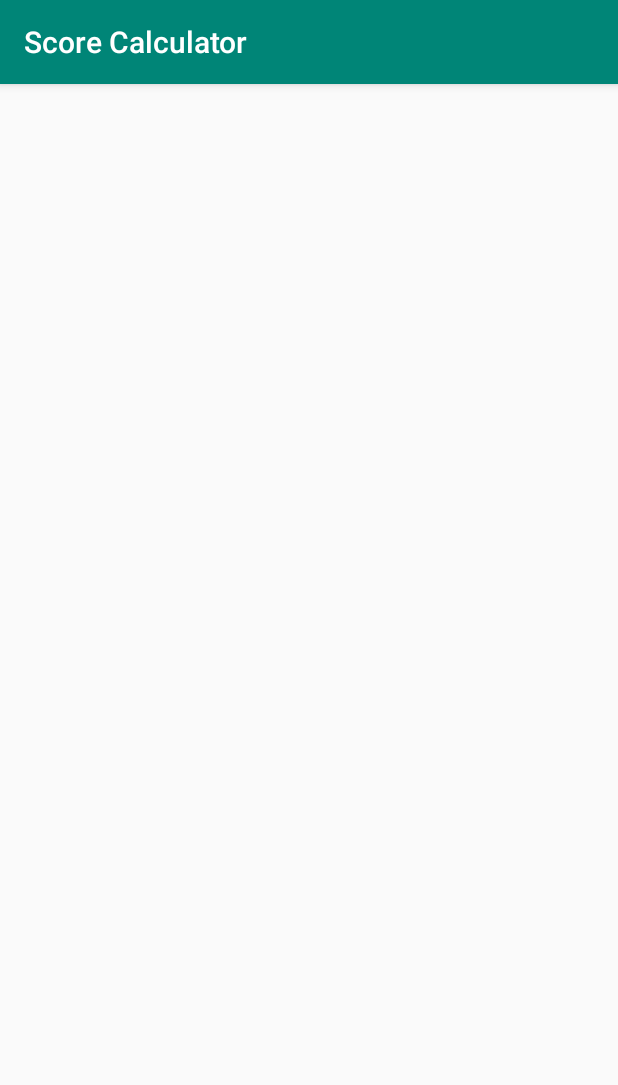
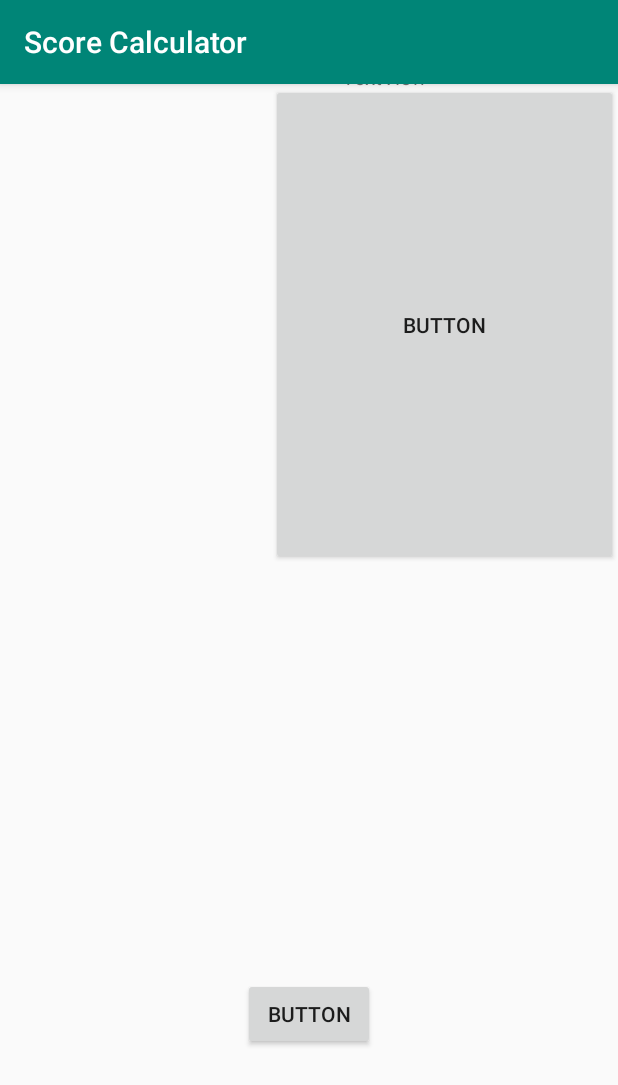
Before and after one commit to abdulwaheedandroid/Score-Calculator, an Android app: the screen it shows after launch (SplashActivity before the commit, MainActivity after it), on a phone screen of 412 x 824 dp. Shown: the top 1085 px of the screen. Run offline under Robolectric (Android 15) with nearby library versions, the phone set to English and light mode, and no system bars.

Commit message:
Splash Work done

```diff
--- a/app/build.gradle
+++ b/app/build.gradle
@@ -16,6 +16,11 @@ android {
             proguardFiles getDefaultProguardFile('proguard-android-optimize.txt'), 'proguard-rules.pro'
         }
     }
+
+    compileOptions {
+        sourceCompatibility = '1.8'
+        targetCompatibility = '1.8'
+    }
 }
 
 dependencies {
--- a/app/src/main/AndroidManifest.xml
+++ b/app/src/main/AndroidManifest.xml
@@ -16,6 +16,9 @@
                 <category android:name="android.intent.category.LAUNCHER" />
             </intent-filter>
         </activity>
+
+        <activity android:name=".activities.MainActivity"/>
+
     </application>
 
 </manifest>
--- a/app/src/main/java/com/abdulwaheed/scorecalculator/views/activities/BaseActivity.java
+++ b/app/src/main/java/com/abdulwaheed/scorecalculator/views/activities/BaseActivity.java
@@ -1,6 +1,19 @@
 package com.abdulwaheed.scorecalculator.views.activities;
+
+import android.content.Intent;
 
 import androidx.appcompat.app.AppCompatActivity;
 
 public class BaseActivity extends AppCompatActivity {
+
+    protected void navigate(Class<?> activity) {
+        Intent intent = new Intent(this, activity);
+        startActivity(intent);
+    }
+
+    protected void navigate(Class<?> activity, final int flag) {
+        Intent intent = new Intent(this, activity);
+        intent.addFlags(flag);
+        startActivity(intent);
+    }
 }
--- a/app/src/main/java/com/abdulwaheed/scorecalculator/views/activities/SplashActivity.java
+++ b/app/src/main/java/com/abdulwaheed/scorecalculator/views/activities/SplashActivity.java
@@ -1,4 +1,21 @@
 package com.abdulwaheed.scorecalculator.views.activities;
 
+import android.os.Bundle;
+import android.os.Handler;
+
+import androidx.annotation.Nullable;
+
+import com.abdulwaheed.scorecalculator.views.R;
+
 public class SplashActivity extends BaseActivity {
+
+    private final int SPLASH_DISPLAY_LENGTH = 2_000;
+
+    @Override
+    protected void onCreate(@Nullable Bundle savedInstanceState) {
+        super.onCreate(savedInstanceState);
+        setContentView(R.layout.activity_splash);
+
+        new Handler().postDelayed(() -> navigate(MainActivity.class), SPLASH_DISPLAY_LENGTH);
+    }
 }
--- a/app/src/main/res/layout/activity_main.xml
+++ b/app/src/main/res/layout/activity_main.xml
@@ -6,4 +6,71 @@
     android:layout_height="match_parent"
     tools:context=".activities.MainActivity">
 
+    <Button
+        android:id="@+id/button"
+        android:layout_width="wrap_content"
+        android:layout_height="wrap_content"
+        android:layout_marginStart="8dp"
+        android:layout_marginLeft="8dp"
+        android:layout_marginTop="8dp"
+        android:layout_marginEnd="8dp"
+        android:layout_marginRight="8dp"
+        android:text="Button"
+        app:layout_constraintBottom_toBottomOf="parent"
+        app:layout_constraintEnd_toEndOf="parent"
+        app:layout_constraintStart_toStartOf="parent"
+        app:layout_constraintTop_toTopOf="@+id/guideline5"
+        app:layout_constraintVertical_bias="0.676" />
+
+    <TextView
+        android:id="@+id/textView"
+        android:layout_width="60dp"
+        android:layout_height="21dp"
+        android:layout_marginEnd="8dp"
+        android:layout_marginRight="8dp"
+        android:text="TextView"
+        app:layout_constraintBaseline_toBaselineOf="@+id/button2"
+        app:layout_constraintEnd_toEndOf="@+id/button2"
+        app:layout_constraintHorizontal_bias="0.29"
+        app:layout_constraintStart_toStartOf="@+id/button2" />
+
+    <Button
+        android:id="@+id/button2"
+        android:layout_width="0dp"
+        android:layout_height="0dp"
+        android:layout_marginStart="8dp"
+        android:layout_marginLeft="8dp"
+        android:layout_marginBottom="8dp"
+        android:text="Button"
+        app:layout_constraintBottom_toTopOf="@+id/guideline5"
+        app:layout_constraintEnd_toEndOf="parent"
+        app:layout_constraintHorizontal_bias="0.37"
+        app:layout_constraintStart_toStartOf="@+id/guideline4"
+        app:layout_constraintTop_toTopOf="parent"
+        app:layout_constraintVertical_bias="0.24000001" />
+
+    <androidx.constraintlayout.widget.Guideline
+        android:id="@+id/guideline4"
+        android:layout_width="wrap_content"
+        android:layout_height="wrap_content"
+        android:orientation="vertical"
+        app:layout_constraintGuide_begin="173dp" />
+
+    <androidx.constraintlayout.widget.Guideline
+        android:id="@+id/guideline5"
+        android:layout_width="wrap_content"
+        android:layout_height="wrap_content"
+        android:orientation="horizontal"
+        app:layout_constraintGuide_begin="329dp" />
+
+    <androidx.constraintlayout.widget.Group
+        android:id="@+id/group"
+        android:layout_width="wrap_content"
+        android:layout_height="wrap_content" />
+
+    <androidx.constraintlayout.widget.Barrier
+        android:id="@+id/barrier"
+        android:layout_width="wrap_content"
+        android:layout_height="wrap_content"
+        app:barrierDirection="top" />
 </androidx.constraintlayout.widget.ConstraintLayout>
--- /dev/null
+++ b/app/src/main/res/layout/activity_splash.xml
@@ -0,0 +1,8 @@
+<?xml version="1.0" encoding="utf-8"?>
+<androidx.constraintlayout.widget.ConstraintLayout
+    xmlns:android="http://schemas.android.com/apk/res/android"
+    android:layout_width="wrap_content"
+    android:layout_height="wrap_content"
+    android:background="@drawable/splash_image">
+
+</androidx.constraintlayout.widget.ConstraintLayout>
```
Also changed, not shown: app/src/main/res/drawable/splash_image.jpg (added).
